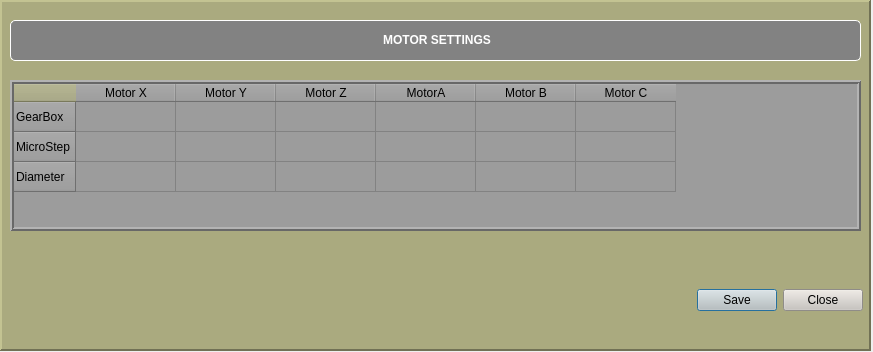
Old version of the form QtPaintingChair/settingWindow.ui in the repository NguyenKhanh2101993/Painting_Chair_Robot_ver02.
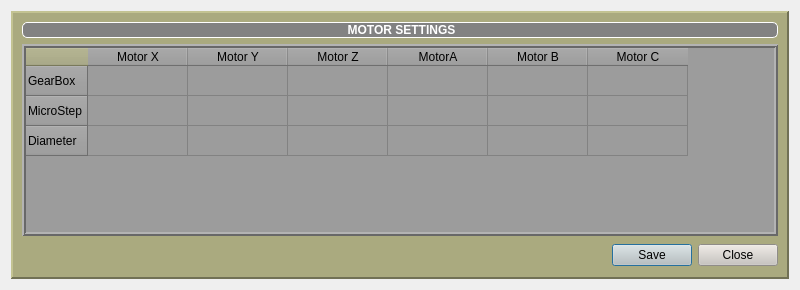
New version of the form. Icons and pictures are not drawn.

Patch:
```diff
--- a/QtPaintingChair/settingWindow.ui
+++ b/QtPaintingChair/settingWindow.ui
@@ -6,26 +6,20 @@
    <rect>
     <x>0</x>
     <y>0</y>
-    <width>873</width>
-    <height>352</height>
+    <width>800</width>
+    <height>290</height>
    </rect>
   </property>
-  <property name="sizePolicy">
-   <sizepolicy hsizetype="Preferred" vsizetype="Ignored">
-    <horstretch>0</horstretch>
-    <verstretch>0</verstretch>
-   </sizepolicy>
-  </property>
   <property name="minimumSize">
    <size>
-    <width>873</width>
-    <height>352</height>
+    <width>500</width>
+    <height>200</height>
    </size>
   </property>
   <property name="maximumSize">
    <size>
-    <width>873</width>
-    <height>352</height>
+    <width>800</width>
+    <height>290</height>
    </size>
   </property>
   <property name="windowTitle">
@@ -35,15 +29,9 @@
    <iconset>
     <normaloff>Robot.ico</normaloff>Robot.ico</iconset>
   </property>
+  <layout class="QGridLayout" name="gridLayout_2">
+   <item row="0" column="0">
   <widget class="QFrame" name="frame2">
-   <property name="geometry">
-    <rect>
-     <x>0</x>
-     <y>0</y>
-     <width>871</width>
-     <height>351</height>
-    </rect>
-   </property>
    <property name="sizePolicy">
     <sizepolicy hsizetype="Preferred" vsizetype="Preferred">
      <horstretch>0</horstretch>
@@ -66,15 +54,9 @@
    <property name="midLineWidth">
     <number>0</number>
    </property>
+     <layout class="QGridLayout" name="gridLayout">
+      <item row="0" column="0">
    <widget class="QLabel" name="label_39">
-    <property name="geometry">
-     <rect>
-      <x>10</x>
-      <y>20</y>
-      <width>851</width>
-      <height>41</height>
-     </rect>
-    </property>
     <property name="styleSheet">
      <string notr="true">background-color: rgb(130, 130, 130);
 font: 75 14pt &quot;Arial&quot; bold;
@@ -86,47 +68,9 @@
      <string>&lt;html&gt;&lt;head/&gt;&lt;body&gt;&lt;p align=&quot;center&quot;&gt;&lt;span style=&quot; font-weight:600;&quot;&gt;MOTOR SETTINGS&lt;/span&gt;&lt;/p&gt;&lt;/body&gt;&lt;/html&gt;</string>
     </property>
    </widget>
-   <widget class="QDialogButtonBox" name="buttonBox">
-    <property name="geometry">
-     <rect>
-      <x>670</x>
-      <y>270</y>
-      <width>193</width>
-      <height>61</height>
-     </rect>
-    </property>
-    <property name="sizePolicy">
-     <sizepolicy hsizetype="Expanding" vsizetype="Expanding">
-      <horstretch>0</horstretch>
-      <verstretch>0</verstretch>
-     </sizepolicy>
-    </property>
-    <property name="font">
-     <font>
-      <family>Arial</family>
-      <pointsize>10</pointsize>
-      <weight>75</weight>
-      <bold>true</bold>
-      <kerning>true</kerning>
-     </font>
-    </property>
-    <property name="styleSheet">
-     <string notr="true">background-color: rgb(200, 196, 190);
-</string>
-    </property>
-    <property name="standardButtons">
-     <set>QDialogButtonBox::Close|QDialogButtonBox::Save</set>
-    </property>
-   </widget>
+      </item>
+      <item row="1" column="0">
    <widget class="QTableWidget" name="tableWidget">
-    <property name="geometry">
-     <rect>
-      <x>10</x>
-      <y>80</y>
-      <width>851</width>
-      <height>151</height>
-     </rect>
-    </property>
     <property name="font">
      <font>
       <family>Arial</family>
@@ -199,7 +143,37 @@
      </property>
     </column>
    </widget>
-  </widget>
+      </item>
+      <item row="2" column="0">
+       <widget class="QDialogButtonBox" name="buttonBox">
+        <property name="sizePolicy">
+         <sizepolicy hsizetype="Expanding" vsizetype="Expanding">
+          <horstretch>0</horstretch>
+          <verstretch>0</verstretch>
+         </sizepolicy>
+        </property>
+        <property name="font">
+         <font>
+          <family>Arial</family>
+          <pointsize>10</pointsize>
+          <weight>75</weight>
+          <bold>true</bold>
+          <kerning>true</kerning>
+         </font>
+        </property>
+        <property name="styleSheet">
+         <string notr="true">background-color: rgb(200, 196, 190);
+</string>
+        </property>
+        <property name="standardButtons">
+         <set>QDialogButtonBox::Close|QDialogButtonBox::Save</set>
+        </property>
+       </widget>
+      </item>
+     </layout>
+    </widget>
+   </item>
+  </layout>
  </widget>
  <resources/>
  <connections/>
```
Lines whose indentation alone changed are shown as unchanged.
